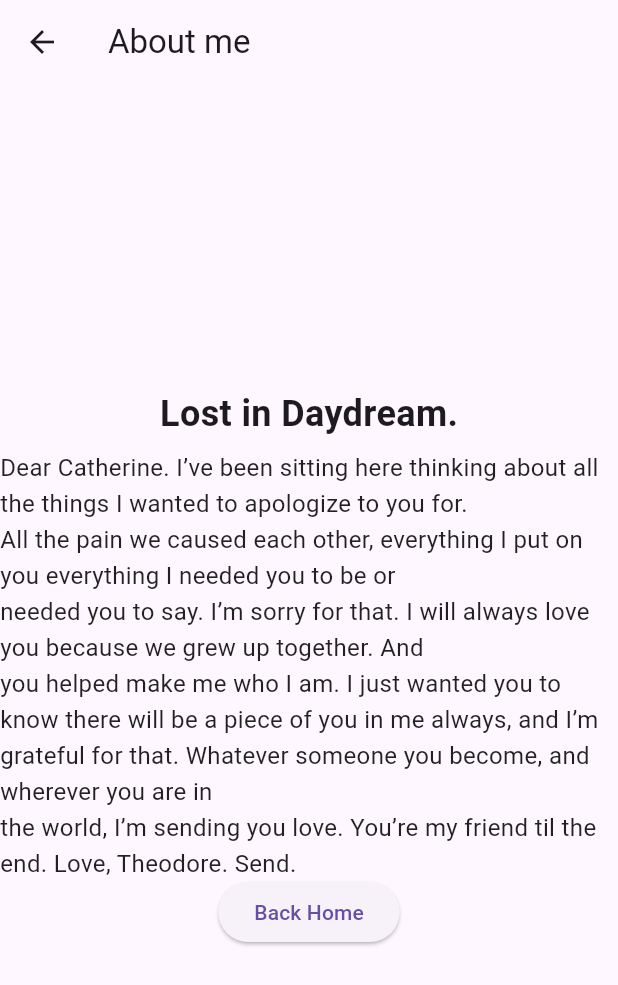
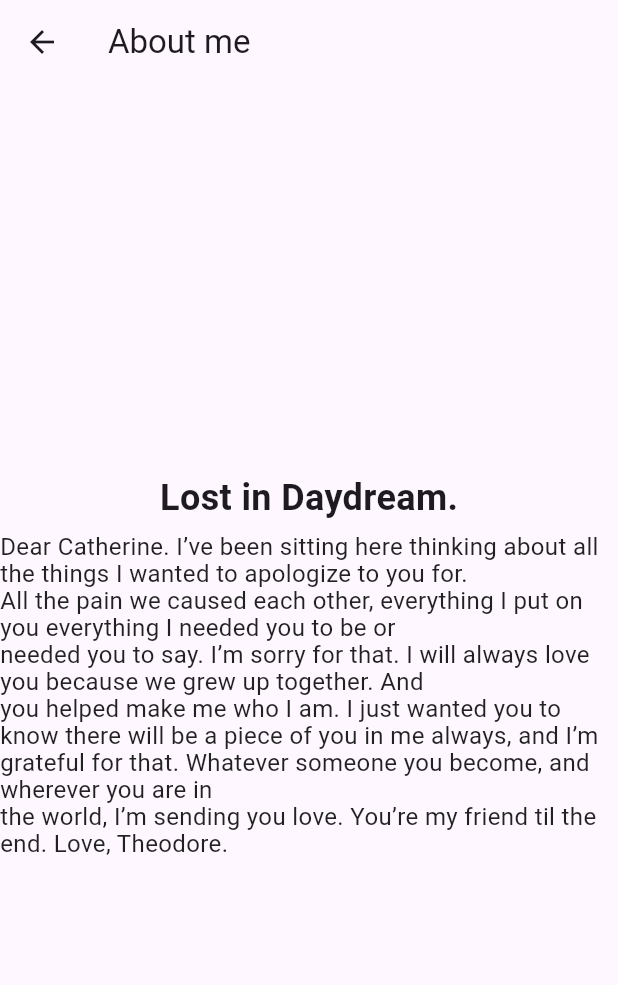
Before and after one commit to dreadnought2099/Routing-Flutter, a Flutter app: the ProfilePage screen opened by its route, after a tap on "More of me...", on a phone screen of 412 x 824 dp. Shown: the top 985 px of the screen. Run offline on Flutter 3.47's test engine with Material 3 defaults, Android fonts, the phone set to English and light mode, and no system bars.

Commit message:
minor changes

```diff
--- a/lib/info.dart
+++ b/lib/info.dart
@@ -2,42 +2,32 @@ import 'package:flutter/material.dart';
 import 'package:routing_flutter/home.dart';
 
 class InfoPage extends StatelessWidget {
+  const InfoPage({super.key});
+
   @override
   Widget build(BuildContext context) {
     return Scaffold(
       appBar: AppBar(title: const Text("About me")),
-      body: Center(
+      body: const Center(
         child: Column(
           mainAxisAlignment: MainAxisAlignment.center,
           children: <Widget>[
-            const Text(
+            Text(
               "Lost in Daydream.",
               style: TextStyle(
                   fontSize: 24, height: 2, fontWeight: FontWeight.bold),
             ),
-            const Text(
+            Text(
               "Dear Catherine. I’ve been sitting here thinking about all the things I wanted to apologize to you for.\n"
               "All the pain we caused each other, everything I put on you everything I needed you to be or\n"
               "needed you to say. I’m sorry for that. I will always love you because we grew up together. And\n"
               "you helped make me who I am. I just wanted you to know there will be a piece of you in me always, and I’m\n"
               "grateful for that. Whatever someone you become, and wherever you are in\n"
-              "the world, I’m sending you love. You’re my friend til the end. Love, Theodore. Send.",
+              "the world, I’m sending you love. You’re my friend til the end. Love, Theodore.",
               style: TextStyle(
                 fontSize: 16,
-                height: 1.5, // Adds line height for better readability
+                height: 1.1, // Adds line height for better readability
                 color: Colors.black87,
-              ),
-            ),
-            SizedBox(
-              height: 40, // Space above the button
-              child: ElevatedButton(
-                onPressed: () {
-                  Navigator.push(
-                    context,
-                    MaterialPageRoute(builder: (context) => HomePage()),
-                  );
-                },
-                child: const Text("Back Home"),
               ),
             ),
           ],
--- a/lib/profile.dart
+++ b/lib/profile.dart
@@ -25,7 +25,7 @@ class ProfilePage extends StatelessWidget {
 
             // Add space around the button using SizedBox
             SizedBox(
-              height: 40, // Space above the button
+              height: 40,
               child: ElevatedButton(
                 onPressed: () {
                   Navigator.push(
```
Also changed, not shown: lib/home.dart (+9 -1 lines), pubspec.lock.
